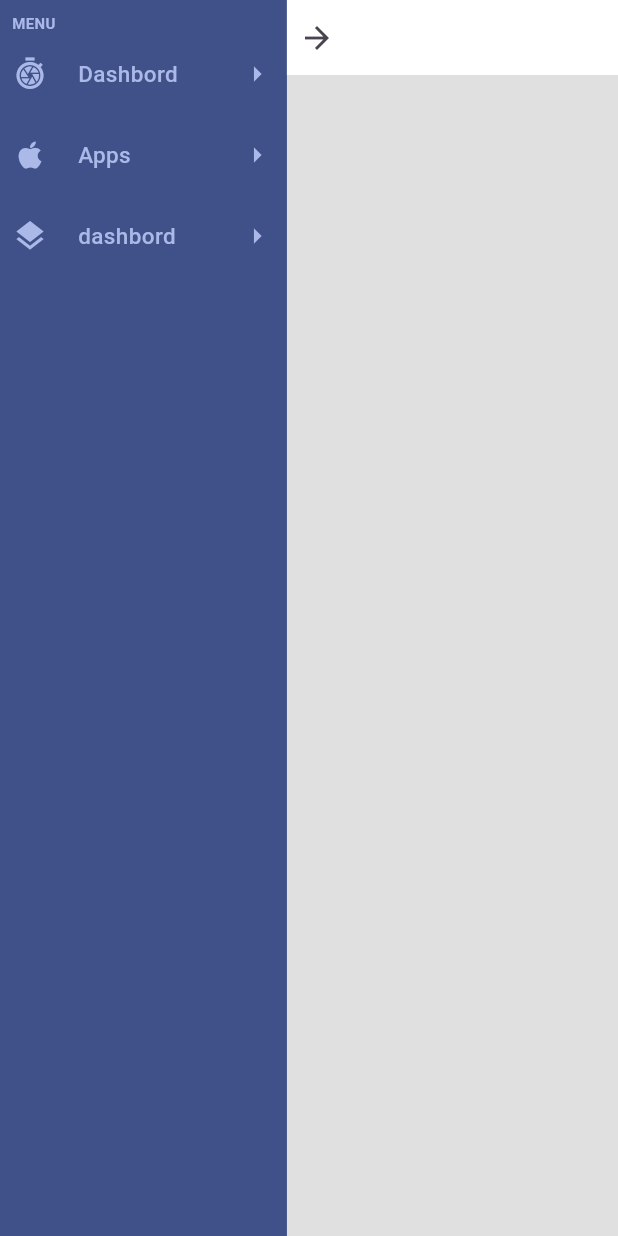
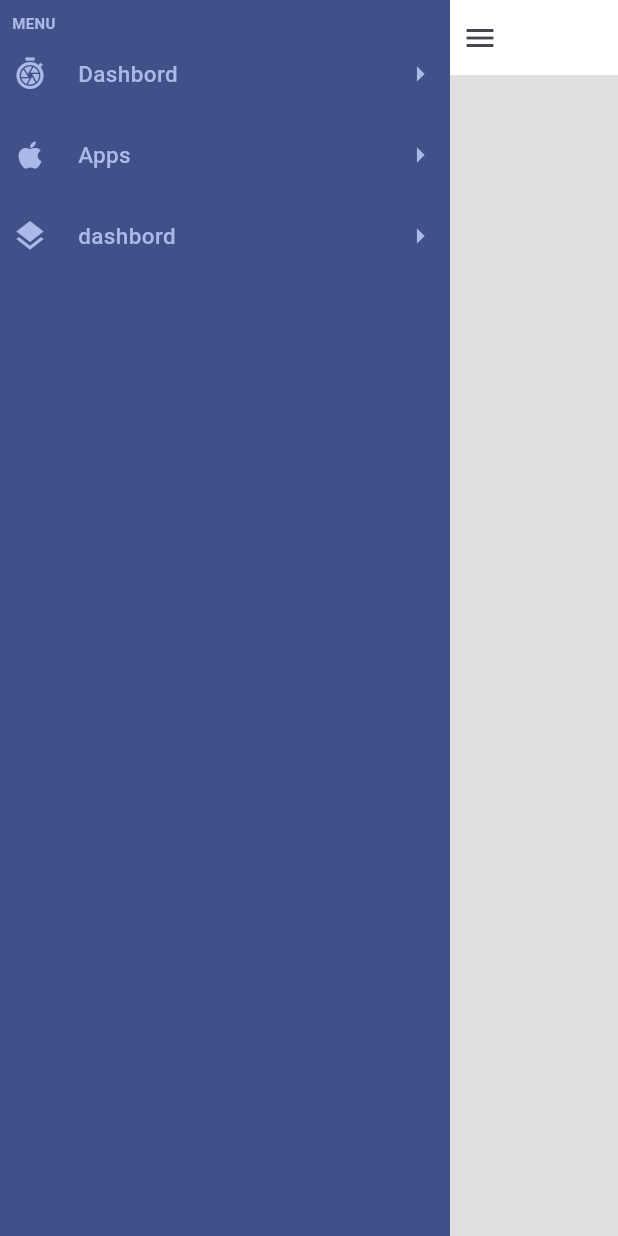
Before and after one commit to AmirDevD12/music, a Flutter app: the screen it shows after launch, after a tap on the "arrow forward" icon, on a phone screen of 412 x 824 dp. Run offline on Flutter 3.47's test engine with Material 2 defaults, Android fonts, the phone set to English and light mode, and no system bars.

Commit message:
complate show

```diff
--- a/lib/main.dart
+++ b/lib/main.dart
@@ -35,12 +35,13 @@ class _MyHomePageState extends State<MyHomePage> {
   bool isSecondMenu=false;
   bool sizeShow=true;
   bool littelScreen=false;
+  bool beetwin=false;
 
   int numberI=-1;
   int numberJ=-1;
   int numberRow=-1;
   Color colorOne=Colors.white;
-  Color colorOff=Color(0xffabb9e8);
+  Color colorOff=const Color(0xffabb9e8);
   int flx=70;
   double size=0;
   List<IconData> icon=[Icons.shutter_speed,Icons.apple_sharp,Icons.layers];
@@ -60,27 +61,38 @@ class _MyHomePageState extends State<MyHomePage> {
         children: [
           Visibility(
             visible: screenWidth>700||size==screenWidth&&screenWidth<700&&showDashbord==true,
-            child: Expanded(
-            flex: size==screenWidth&&screenWidth<700&&showDashbord==true?13:3,
+            child: Container(
+            width:
+            showDashbord==true&&screenWidth>1200&&size!=screenWidth||
+                sizeShow==false&&size==screenWidth&&screenWidth>1200&&sizeShow!=showDashbord||
+                size!=screenWidth&&screenWidth>1200||
+                size==screenWidth&&screenWidth<1200&&screenWidth>700&&sizeShow==showDashbord
+                ||sizeShow!=showDashbord&&screenWidth>1200&&size!=screenWidth&&size!=0
+                ||size==screenWidth&&screenWidth<700&&showDashbord==true||
+                sizeShow!=showDashbord&&size==screenWidth&&size!=0&&screenWidth<1200&&screenWidth>700
+
+                ?300:50,
               child: Container(
                 height: height,
-                color: Color(0xff405189),
+                color: const Color(0xff405189),
                 child: SingleChildScrollView(
                 child: Padding(
                   padding: const EdgeInsets.all(8.0),
-                  child:showDashbord==true&&screenWidth>1200||
-                      sizeShow==false&&size==screenWidth||
-                      size!=screenWidth&&screenWidth>1200&&showDashbord==true||
-                  size==screenWidth&&showDashbord==true&&screenWidth<1200&&screenWidth>700
-                     ||sizeShow==true&&showDashbord==false&&screenWidth>1200&&size!=screenWidth&&size!=0
-                  ||size==screenWidth&&screenWidth<700&&showDashbord==true
+                  child:
+                      showDashbord==true&&screenWidth>1200&&size!=screenWidth||
+                      sizeShow==false&&size==screenWidth&&screenWidth>1200&&sizeShow!=showDashbord||
+                      size!=screenWidth&&screenWidth>1200||
+                      size==screenWidth&&screenWidth<1200&&screenWidth>700&&sizeShow==showDashbord
+                      ||sizeShow!=showDashbord&&screenWidth>1200&&size!=screenWidth&&size!=0
+                      ||size==screenWidth&&screenWidth<700&&showDashbord==true||
+                      sizeShow!=showDashbord&&size==screenWidth&&size!=0&&screenWidth<1200&&screenWidth>700
                       ?
 
                   Column(
                     crossAxisAlignment: CrossAxisAlignment.start,
                     children: [
                       Text("MENU",style: TextStyle(fontSize: 10,color: colorOff,fontWeight: FontWeight.bold),),
-                      SizedBox(height: 15,),
+                      const SizedBox(height: 15,),
                       GestureDetector(
                         onTap: (){
                           setState(() {
@@ -99,7 +111,7 @@ class _MyHomePageState extends State<MyHomePage> {
                             Row(
                               children: [
                                 Icon(Icons.shutter_speed,color:isDashbord==true&&numberRow==0?colorOne:colorOff ,),
-                                SizedBox(width: 20,),
+                                const SizedBox(width: 20,),
                                 Text("Dashbord",style:isDashbord==true&&numberRow==0?textStyleOne:textStyleOff,),
                               ],
                             ),
@@ -134,7 +146,7 @@ class _MyHomePageState extends State<MyHomePage> {
                                             Row(
                                               children: [
                                                 Icon(Icons.linear_scale,color:isDashbord==true&&numberI==i?colorOne:colorOff ,size: 10,),
-                                                SizedBox(width: 20,),
+                                                const SizedBox(width: 20,),
                                                 Text("onemenue",style:isSecondMenu==true&&numberI==i?textStyleOne:textStyleOff,),
                                               ],
                                             ),
@@ -163,7 +175,7 @@ class _MyHomePageState extends State<MyHomePage> {
                                                           Icon(Icons.circle_outlined,
                                                             color:isSecondMenu==true&&numberJ==j?colorOne:colorOff,
                                                             size: 5,),
-                                                          SizedBox(
+                                                          const SizedBox(
                                                             width: 20,
                                                           ),
                                                           Text("isSecondMenu",style: textStyleOff,),
@@ -182,8 +194,8 @@ class _MyHomePageState extends State<MyHomePage> {
                             ],
                           )
                       ),
-                      SizedBox(height: 15,),
-                      SizedBox(height: 15,),
+                      const SizedBox(height: 15,),
+                      const SizedBox(height: 15,),
                       GestureDetector(
                         onTap: (){
                           setState(() {
@@ -202,7 +214,7 @@ class _MyHomePageState extends State<MyHomePage> {
                             Row(
                               children: [
                                 Icon(Icons.apple_sharp,color:isDashbord==true&&numberRow==1?colorOne:colorOff ,),
-                                SizedBox(width: 20,),
+                                const SizedBox(width: 20,),
                                 Text("Apps",style:isDashbord==true&&numberRow==1?textStyleOne:textStyleOff,),
                               ],
                             ),
@@ -237,7 +249,7 @@ class _MyHomePageState extends State<MyHomePage> {
                                             Row(
                                               children: [
                                                 Icon(Icons.linear_scale,color:isDashbord==true&&numberI==i?colorOne:colorOff ,size: 10,),
-                                                SizedBox(width: 20,),
+                                                const SizedBox(width: 20,),
                                                 Text("onemenue",style:isSecondMenu==true&&numberI==i?textStyleOne:textStyleOff,),
                                               ],
                                             ),
@@ -266,7 +278,7 @@ class _MyHomePageState extends State<MyHomePage> {
                                                           Icon(Icons.circle_outlined,
                                                             color:isSecondMenu==true&&numberJ==j?colorOne:colorOff,
                                                             size: 5,),
-                                                          SizedBox(
+                                                          const SizedBox(
                                                             width: 20,
                                                           ),
                                                           Text("isSecondMenu",style: textStyleOff,),
@@ -285,8 +297,8 @@ class _MyHomePageState extends State<MyHomePage> {
                             ],
                           )
                       ),
-                      SizedBox(height: 15,),
-                      SizedBox(height: 15,),
+                      const SizedBox(height: 15,),
+                      const SizedBox(height: 15,),
                       GestureDetector(
                         onTap: (){
                           setState(() {
@@ -304,7 +316,7 @@ class _MyHomePageState extends State<MyHomePage> {
                             Row(
                               children: [
                                 Icon(Icons.layers,color:isDashbord==true&&numberRow==2?colorOne:colorOff ,),
-                                SizedBox(width: 20,),
+                                const SizedBox(width: 20,),
                                 Text("dashbord",style:isDashbord==true&&numberRow==2?textStyleOne:textStyleOff,),
                               ],
                             ),
@@ -338,7 +350,7 @@ class _MyHomePageState extends State<MyHomePage> {
                                             Row(
                                               children: [
                                                 Icon(Icons.linear_scale,color:isDashbord==true&&numberI==i?colorOne:colorOff ,size: 10,),
-                                                SizedBox(width: 20,),
+                                                const SizedBox(width: 20,),
                                                 Text("onemenue",style:isSecondMenu==true&&numberI==i?textStyleOne:textStyleOff,),
                                               ],
                                             ),
@@ -367,7 +379,7 @@ class _MyHomePageState extends State<MyHomePage> {
                                                           Icon(Icons.circle_outlined,
                                                             color:isSecondMenu==true&&numberJ==j?colorOne:colorOff,
                                                             size: 5,),
-                                                          SizedBox(
+                                                          const SizedBox(
                                                             width: 20,
                                                           ),
                                                           Text("isSecondMenu",style: textStyleOff,),
@@ -410,7 +422,7 @@ class _MyHomePageState extends State<MyHomePage> {
                   sizeShow==true&&showDashbord==true&&size==screenWidth||
                   sizeShow==true&&showDashbord==false&&screenWidth>1200&&size!=screenWidth&&size!=0
               ||size==screenWidth&&screenWidth<700&&showDashbord==true
-                  ?15:flx,
+                  ?13:70,
               child: Column(
           children: [
             Container(
@@ -420,25 +432,42 @@ class _MyHomePageState extends State<MyHomePage> {
 
                   Expanded(
                     flex: 1,
-                    child: Container(
+                    child: SizedBox(
                       height: 50,
 
 
                           child: IconButton(
                             onPressed: (){
+                              double bettwensize;
                               setState(() {
 
                                 if (screenWidth<1200&&screenWidth>700) {
                                   setState(() {
                                     sizeShow=!sizeShow;
                                     showDashbord=!showDashbord;
+                                     bettwensize=size;
                                     size=screenWidth;
+
+                                    if (size==bettwensize) {
+                                      setState(() {
+                                        size=0;
+                                      });
+
+                                    }
                                   });
                                 }else
                                   if(screenWidth>1200){
                                     setState(() {
+                                      sizeShow=!sizeShow;
                                       showDashbord=!showDashbord;
+                                      bettwensize=size;
                                       size=screenWidth;
+                                      if (size==bettwensize) {
+                                        setState(() {
+                                          size=0;
+                                        });
+
+                                      }
                                     });
                                   }else if (screenWidth<700) {
                                     showDashbord=true;
@@ -452,12 +481,19 @@ class _MyHomePageState extends State<MyHomePage> {
                               print(size);
                               print(screenWidth);
 
-                            }, icon: Icon(showDashbord==true&&screenWidth>1200?Icons.menu:Icons.arrow_forward)),
+                            }, icon: Icon(
+                              showDashbord==true&&screenWidth>1200&&size!=screenWidth&&sizeShow!=showDashbord||
+                                  sizeShow==false&&size==screenWidth&&screenWidth>1200&&sizeShow!=showDashbord||
+                                  size!=screenWidth&&screenWidth>1200&&showDashbord==true||
+                                  size==screenWidth&&screenWidth<1200&&screenWidth>700&&sizeShow==showDashbord
+                                  ||sizeShow!=showDashbord&&screenWidth>1200&&size!=screenWidth&&size!=0
+                                  ||size==screenWidth&&screenWidth<700&&showDashbord==true||
+                                  sizeShow!=showDashbord&&size==screenWidth&&size!=0&&screenWidth<1200&&screenWidth>700?Icons.menu:Icons.arrow_forward)),
 
                     ),
                   ),
                   Expanded(
-                      flex: 20,
+                      flex: 18,
                       child:  Container(
                         height: 50,
                       ),
```
